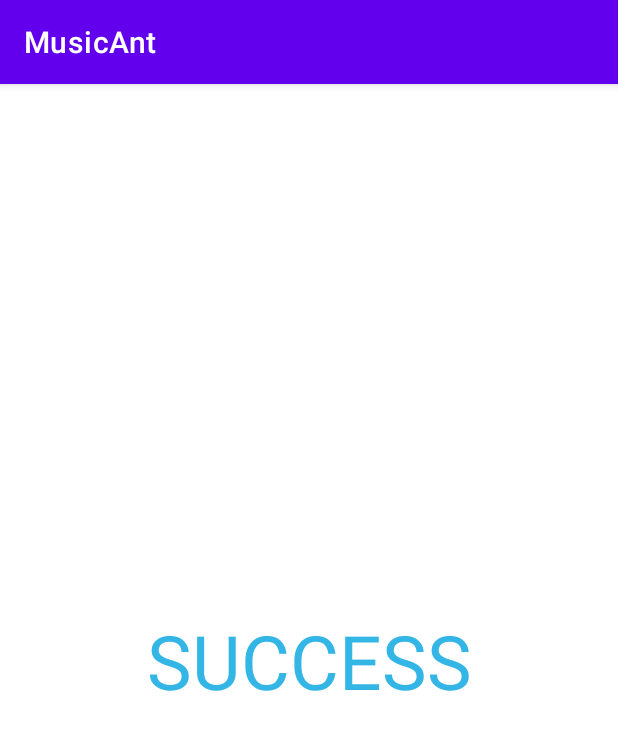
After one commit to gentletempter/MusicAnt, an Android app: the fragment SuccessFragment placed in its activity, on a phone screen of 412 x 824 dp. The commit adds this screen. Shown: the top 730 px of the screen. Run offline under Robolectric (Android 15) with nearby library versions, the phone set to English and light mode, and no system bars.

Commit message:
Fragments added

```diff
--- a/app/src/main/AndroidManifest.xml
+++ b/app/src/main/AndroidManifest.xml
@@ -10,7 +10,7 @@
         android:supportsRtl="true"
         android:theme="@style/Theme.MusicAnt">
         <activity
-            android:name=".mvvm.MvvmActivity"
+            android:name=".MainActivity"
             android:exported="true">
             <intent-filter>
                 <action android:name="android.intent.action.MAIN" />
@@ -18,10 +18,6 @@
                 <category android:name="android.intent.category.LAUNCHER" />
             </intent-filter>
         </activity>
-        <activity
-            android:name=".success.SuccessActivity"
-            android:exported="true">
-        </activity>
     </application>
 
 </manifest>
--- a/app/src/main/java/com/example/musicant/MainActivity.kt
+++ b/app/src/main/java/com/example/musicant/MainActivity.kt
@@ -2,10 +2,21 @@ package com.example.musicant
 
 import androidx.appcompat.app.AppCompatActivity
 import android.os.Bundle
+import androidx.fragment.app.Fragment
+import com.example.musicant.mvvm.ui.AuthFragment
 
 class MainActivity : AppCompatActivity() {
     override fun onCreate(savedInstanceState: Bundle?) {
         super.onCreate(savedInstanceState)
         setContentView(R.layout.activity_main)
+
+        openNextFragment(AuthFragment())
+    }
+
+    fun openNextFragment(fragment: Fragment) {
+        supportFragmentManager.beginTransaction()
+            .add(R.id.main_fragment_container, fragment, fragment.toString())
+            .addToBackStack(null)
+            .commit()
     }
 }
--- /dev/null
+++ b/app/src/main/java/com/example/musicant/mvvm/ui/AuthFragment.kt
@@ -0,0 +1,58 @@
+package com.example.musicant.mvvm.ui
+
+import android.os.Bundle
+import android.view.LayoutInflater
+import android.view.View
+import android.view.ViewGroup
+import android.widget.Toast
+import androidx.appcompat.widget.AppCompatButton
+import androidx.fragment.app.Fragment
+import androidx.lifecycle.ViewModelProvider
+import com.example.musicant.MainActivity
+import com.example.musicant.R
+import com.example.musicant.mvvm.MvvmViewModel
+import com.google.android.material.textfield.TextInputLayout
+
+class AuthFragment : Fragment() {
+
+    private lateinit var viewModel: MvvmViewModel
+
+    override fun onCreateView(
+        inflater: LayoutInflater,
+        container: ViewGroup?,
+        savedInstanceState: Bundle?
+    ): View? {
+        return inflater.inflate(R.layout.layout_auth_mvvm, container, false)
+    }
+
+    override fun onViewCreated(view: View, savedInstanceState: Bundle?) {
+        super.onViewCreated(view, savedInstanceState)
+
+        viewModel = ViewModelProvider(this)[(MvvmViewModel::class.java)]
+
+        val singUpButton: AppCompatButton = view.findViewById(R.id.button_sing_up)
+        val nameField: TextInputLayout = view.findViewById(R.id.input_layout_name)
+        val emailField: TextInputLayout = view.findViewById(R.id.input_layout_email)
+        val passwordField: TextInputLayout = view.findViewById(R.id.input_layout_password)
+        val confirmPasswordField: TextInputLayout =
+            view.findViewById(R.id.input_layout_confirm_password)
+
+        singUpButton.setOnClickListener {
+            val nameText = nameField.editText?.text.toString()
+            val emailText = emailField.editText?.text.toString()
+            val passwordText = passwordField.editText?.text.toString()
+            val confirmPasswordText = confirmPasswordField.editText?.text.toString()
+            viewModel.onSingUpClicked(nameText, emailText, passwordText, confirmPasswordText)
+        }
+        subscribeOnLiveData()
+    }
+
+    private fun subscribeOnLiveData() {
+        viewModel.isSingUpSuccessLiveData.observe(viewLifecycleOwner, {
+            (activity as MainActivity).openNextFragment(SuccessFragment())
+        })
+        viewModel.isSingUpFailLiveData.observe(viewLifecycleOwner, {
+            Toast.makeText(context, "Something wrong. Please, retry!", Toast.LENGTH_LONG).show()
+        })
+    }
+}
--- /dev/null
+++ b/app/src/main/java/com/example/musicant/mvvm/ui/SuccessFragment.kt
@@ -0,0 +1,24 @@
+package com.example.musicant.mvvm.ui
+
+import android.os.Bundle
+import android.view.LayoutInflater
+import android.view.View
+import android.view.ViewGroup
+import androidx.fragment.app.Fragment
+import com.example.musicant.R
+
+class SuccessFragment : Fragment() {
+
+    override fun onCreateView(
+        inflater: LayoutInflater,
+        container: ViewGroup?,
+        savedInstanceState: Bundle?
+    ): View? {
+        return inflater.inflate(R.layout.layout_success, container, false)
+    }
+
+    override fun onViewCreated(view: View, savedInstanceState: Bundle?) {
+        super.onViewCreated(view, savedInstanceState)
+
+    }
+}
--- a/app/src/main/res/layout/activity_main.xml
+++ b/app/src/main/res/layout/activity_main.xml
@@ -1,18 +1,13 @@
 <?xml version="1.0" encoding="utf-8"?>
 <androidx.constraintlayout.widget.ConstraintLayout xmlns:android="http://schemas.android.com/apk/res/android"
-    xmlns:app="http://schemas.android.com/apk/res-auto"
     xmlns:tools="http://schemas.android.com/tools"
     android:layout_width="match_parent"
     android:layout_height="match_parent"
     tools:context=".MainActivity">
 
-    <TextView
-        android:layout_width="wrap_content"
-        android:layout_height="wrap_content"
-        android:text="Hello World!"
-        app:layout_constraintBottom_toBottomOf="parent"
-        app:layout_constraintLeft_toLeftOf="parent"
-        app:layout_constraintRight_toRightOf="parent"
-        app:layout_constraintTop_toTopOf="parent" />
+    <androidx.fragment.app.FragmentContainerView
+        android:id="@+id/main_fragment_container"
+        android:layout_width="match_parent"
+        android:layout_height="match_parent" />
 
 </androidx.constraintlayout.widget.ConstraintLayout>
```
Also changed, not shown: app/src/main/java/com/example/musicant/mvvm/MvvmActivity.kt (deleted, +0 -46 lines), app/src/main/java/com/example/musicant/success/SuccessActivity.kt (deleted, +0 -12 lines), app/src/main/res/layout/layout_auth_mvvm.xml (renamed from app/src/main/res/layout/activity_mvvm.xml), app/src/main/res/layout/layout_success.xml (renamed from app/src/main/res/layout/activity_success.xml).
